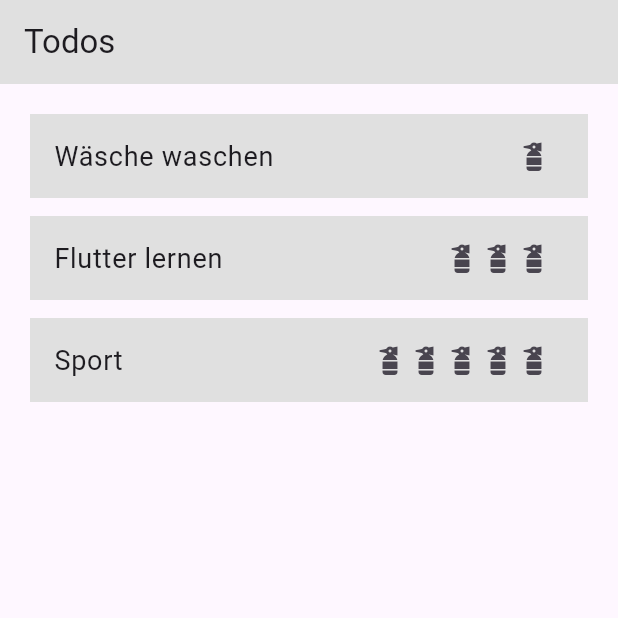
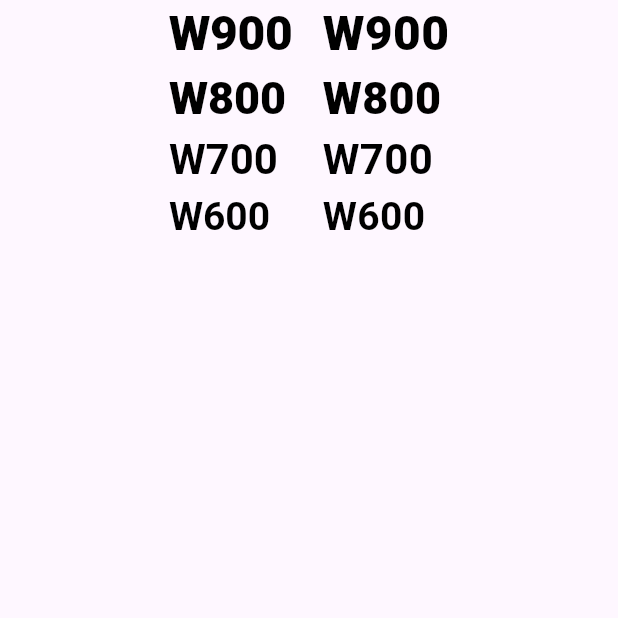
Before and after one commit to SeanAppAkademie/aufgabe_slider, a Flutter app: the screen it shows after launch, on a phone screen of 412 x 824 dp, the top half of it. Run offline on Flutter 3.47's test engine with Material 3 defaults, Android fonts, the phone set to English and light mode, and no system bars; our stand-ins replace google_fonts.

Commit message:
zusatz-session

```diff
--- a/analysis_options.yaml
+++ b/analysis_options.yaml
@@ -1,4 +1,4 @@
 include: package:flutter_lints/flutter.yaml
 
 formatter:
-  page_width: 60
+  page_width: 80
--- a/lib/main.dart
+++ b/lib/main.dart
@@ -1,4 +1,11 @@
-import 'package:app_akademie_practice/todo_page.dart';
+import 'package:app_akademie_practice/src/features/bonus/builder_tip.dart';
+import 'package:app_akademie_practice/src/features/bonus/complex_widget_tree.dart';
+import 'package:app_akademie_practice/src/features/bonus/complex_widget_tree_2.dart';
+import 'package:app_akademie_practice/src/features/bonus/layout_tips.dart';
+import 'package:app_akademie_practice/src/features/bonus/overflow_tip.dart';
+import 'package:app_akademie_practice/src/features/bonus/platform_aware_widgets.dart';
+import 'package:app_akademie_practice/src/features/bonus/text_theme_page.dart';
+import 'package:app_akademie_practice/src/theme/text_theme.dart';
 import 'package:flutter/material.dart';
 
 void main() {
@@ -10,9 +17,11 @@
 
   @override
   Widget build(BuildContext context) {
-    return const MaterialApp(
+    return MaterialApp(
+      theme: ThemeData(textTheme: textThemeLight),
+      themeMode: ThemeMode.light,
       debugShowCheckedModeBanner: false,
-      home: TodoPage(),
+      home: TextThemePage(),
     );
   }
 }
--- /dev/null
+++ b/lib/src/features/bonus/dart_tips.dart
@@ -0,0 +1,2 @@
+// TODO: What is wrong with my list?
+var mySchoolGrades = [1, 2, 1, 3, 2, 1, 2, '1', 1, 2];
--- /dev/null
+++ b/lib/src/features/bonus/text_theme_page.dart
@@ -0,0 +1,80 @@
+import 'package:app_akademie_practice/src/theme/text_theme.dart';
+import 'package:flutter/material.dart';
+import 'package:google_fonts/google_fonts.dart';
+
+class TextThemePage extends StatelessWidget {
+  const TextThemePage({super.key});
+
+  @override
+  Widget build(BuildContext context) {
+    return Scaffold(
+      body: SafeArea(
+        child: Container(
+          constraints: BoxConstraints.expand(),
+          child: Row(
+            mainAxisAlignment: MainAxisAlignment.center,
+            children: <Widget>[
+              Column(
+                crossAxisAlignment: CrossAxisAlignment.start,
+                children: <Widget>[
+                  Text('W900', style: Theme.of(context).textTheme.displayLarge),
+                  Text(
+                    'W800',
+                    style: Theme.of(context).textTheme.displayMedium,
+                  ),
+                  Text('W700', style: Theme.of(context).textTheme.displaySmall),
+                  Text(
+                    'W600',
+                    style: Theme.of(context).textTheme.headlineLarge,
+                  ),
+                ],
+              ),
+              SizedBox(width: 20.0),
+              Column(
+                crossAxisAlignment: CrossAxisAlignment.start,
+                children: <Widget>[
+                  Text(
+                    'W900',
+                    style: TextStyle(
+                      fontSize: 32,
+                      fontWeight: FontWeight.w900,
+                      color: black,
+                      height: 1.4,
+                    ),
+                  ),
+                  Text(
+                    'W800',
+                    style: TextStyle(
+                      fontSize: 30,
+                      fontWeight: FontWeight.w800,
+                      color: black,
+                      height: 1.4,
+                    ),
+                  ),
+                  Text(
+                    'W700',
+                    style: TextStyle(
+                      fontSize: 28,
+                      fontWeight: FontWeight.w700,
+                      color: black,
+                      height: 1.4,
+                    ),
+                  ),
+                  Text(
+                    'W600',
+                    style: TextStyle(
+                      fontSize: 26,
+                      fontWeight: FontWeight.w600,
+                      color: black,
+                      height: 1.4,
+                    ),
+                  ),
+                ],
+              ),
+            ],
+          ),
+        ),
+      ),
+    );
+  }
+}
--- a/lib/todo_card.dart
+++ b/lib/src/features/todo/presentation/todo_card.dart
@@ -1,4 +1,4 @@
-import 'package:app_akademie_practice/todo_practice.dart';
+import 'package:app_akademie_practice/src/features/todo/domain/todo.dart';
 import 'package:flutter/material.dart';
 
 class TodoCard extends StatelessWidget {
--- a/lib/todo_page.dart
+++ b/lib/src/features/todo/presentation/todo_page.dart
@@ -1,5 +1,5 @@
-import 'package:app_akademie_practice/todo_card.dart';
-import 'package:app_akademie_practice/todo_practice.dart';
+import 'package:app_akademie_practice/src/features/todo/presentation/todo_card.dart';
+import 'package:app_akademie_practice/src/features/todo/domain/todo.dart';
 import 'package:flutter/material.dart';
 
 class TodoPage extends StatelessWidget {
--- /dev/null
+++ b/lib/src/theme/text_theme.dart
@@ -0,0 +1,135 @@
+import 'package:flutter/material.dart';
+import 'package:google_fonts/google_fonts.dart';
+
+const black = Colors.black;
+const white = Colors.white;
+
+TextTheme textThemeLight = TextTheme(
+  displayLarge: GoogleFonts.montserratAlternates(
+    fontSize: 32,
+    fontWeight: FontWeight.w900,
+    color: black,
+    height: 1.4,
+  ),
+  displayMedium: GoogleFonts.montserratAlternates(
+    fontSize: 30,
+    fontWeight: FontWeight.w800,
+    color: black,
+    height: 1.4,
+  ),
+  displaySmall: GoogleFonts.montserratAlternates(
+    fontSize: 28,
+    fontWeight: FontWeight.w700,
+    color: black,
+    height: 1.4,
+  ),
+  headlineLarge: GoogleFonts.montserratAlternates(
+    fontSize: 26,
+    fontWeight: FontWeight.w600,
+    color: black,
+    height: 1.4,
+  ),
+  headlineMedium: GoogleFonts.montserratAlternates(
+    fontSize: 24,
+    fontWeight: FontWeight.bold,
+    color: black,
+  ),
+  headlineSmall: GoogleFonts.montserratAlternates(
+    fontSize: 22,
+    fontWeight: FontWeight.bold,
+    color: black,
+  ),
+  labelLarge: GoogleFonts.montserratAlternates(
+    fontSize: 20,
+    fontWeight: FontWeight.w600,
+    color: black,
+  ),
+  labelMedium: GoogleFonts.montserratAlternates(
+    fontSize: 18,
+    fontWeight: FontWeight.w600,
+    color: black,
+  ),
+  labelSmall: GoogleFonts.montserratAlternates(
+    fontSize: 16,
+    fontWeight: FontWeight.w600,
+    color: black,
+  ),
+  bodyLarge: GoogleFonts.montserratAlternates(
+    fontSize: 18,
+    fontWeight: FontWeight.w500,
+    color: black,
+  ),
+  bodyMedium: GoogleFonts.montserratAlternates(
+    fontSize: 16,
+    fontWeight: FontWeight.w500,
+    color: black,
+  ),
+  bodySmall: GoogleFonts.montserratAlternates(
+    fontSize: 14,
+    fontWeight: FontWeight.w500,
+    color: black,
+  ),
+);
+
+TextTheme textThemeDark = TextTheme(
+  displayLarge: GoogleFonts.montserratAlternates(
+    fontSize: 32,
+    fontWeight: FontWeight.bold,
+    color: white,
+  ),
+  displayMedium: GoogleFonts.montserratAlternates(
+    fontSize: 30,
+    fontWeight: FontWeight.bold,
+    color: white,
+  ),
+  displaySmall: GoogleFonts.montserratAlternates(
+    fontSize: 28,
+    fontWeight: FontWeight.bold,
+    color: white,
+  ),
+  headlineLarge: GoogleFonts.montserratAlternates(
+    fontSize: 26,
+    fontWeight: FontWeight.bold,
+    color: white,
+  ),
+  headlineMedium: GoogleFonts.montserratAlternates(
+    fontSize: 24,
+    fontWeight: FontWeight.bold,
+    color: white,
+  ),
+  headlineSmall: GoogleFonts.montserratAlternates(
+    fontSize: 22,
+    fontWeight: FontWeight.bold,
+    color: white,
+  ),
+  labelLarge: GoogleFonts.montserratAlternates(
+    fontSize: 20,
+    fontWeight: FontWeight.w600,
+    color: white,
+  ),
+  labelMedium: GoogleFonts.montserratAlternates(
+    fontSize: 18,
+    fontWeight: FontWeight.w600,
+    color: white,
+  ),
+  labelSmall: GoogleFonts.montserratAlternates(
+    fontSize: 16,
+    fontWeight: FontWeight.w600,
+    color: white,
+  ),
+  bodyLarge: GoogleFonts.montserratAlternates(
+    fontSize: 18,
+    fontWeight: FontWeight.w500,
+    color: white,
+  ),
+  bodyMedium: GoogleFonts.montserratAlternates(
+    fontSize: 16,
+    fontWeight: FontWeight.w500,
+    color: white,
+  ),
+  bodySmall: GoogleFonts.montserratAlternates(
+    fontSize: 14,
+    fontWeight: FontWeight.w500,
+    color: white,
+  ),
+);
--- a/pubspec.yaml
+++ b/pubspec.yaml
@@ -9,6 +9,7 @@
 dependencies:
   flutter:
     sdk: flutter
+  google_fonts: ^6.2.1
 
 dev_dependencies:
   flutter_test:
```
Also changed, not shown: lib/src/features/bonus/builder_tip.dart (added, +27 -0 lines), lib/src/features/bonus/complex_widget_tree.dart (added, +52 -0 lines), lib/src/features/bonus/complex_widget_tree_2.dart (added, +99 -0 lines), lib/src/features/bonus/enum_example.dart (added, +36 -0 lines), lib/src/features/bonus/layout_tips.dart (added, +38 -0 lines), lib/src/features/bonus/overflow_tip.dart (added, +32 -0 lines), lib/src/features/bonus/platform_aware_widgets.dart (added, +34 -0 lines), lib/src/features/bonus/stateful_widget.dart (added, +30 -0 lines), lib/src/features/grouping/presentation/grouping_page.dart (added, +10 -0 lines), lib/src/features/todo/domain/todo.dart (renamed from lib/todo_practice.dart), pubspec.lock, 10 other files.
